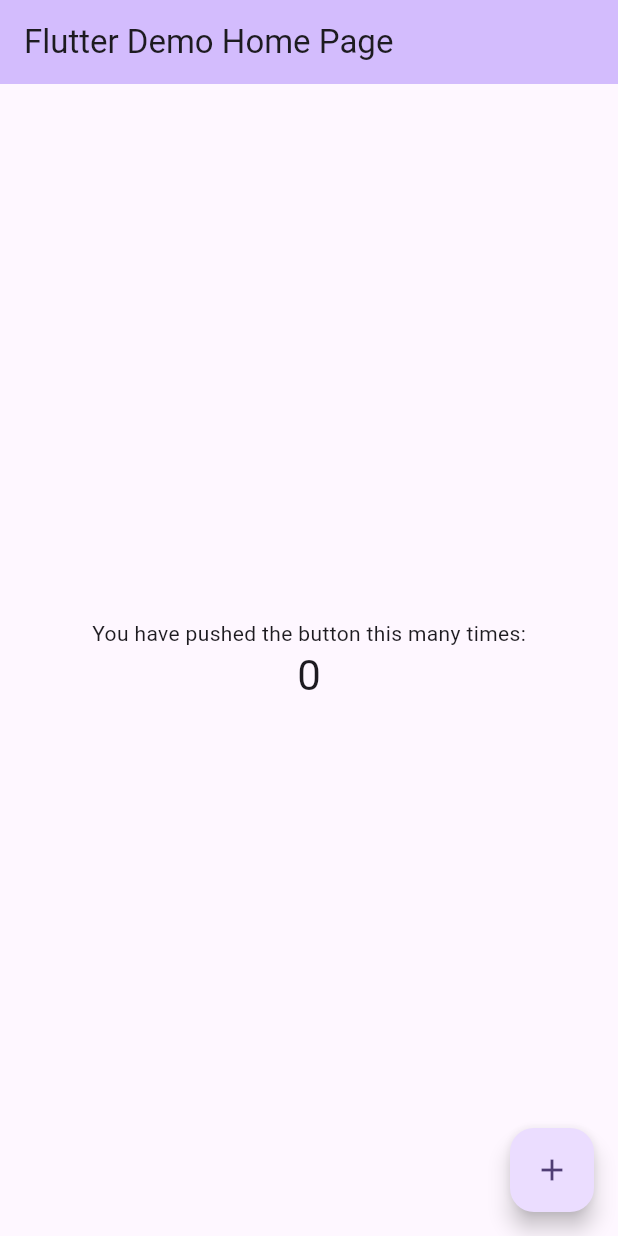
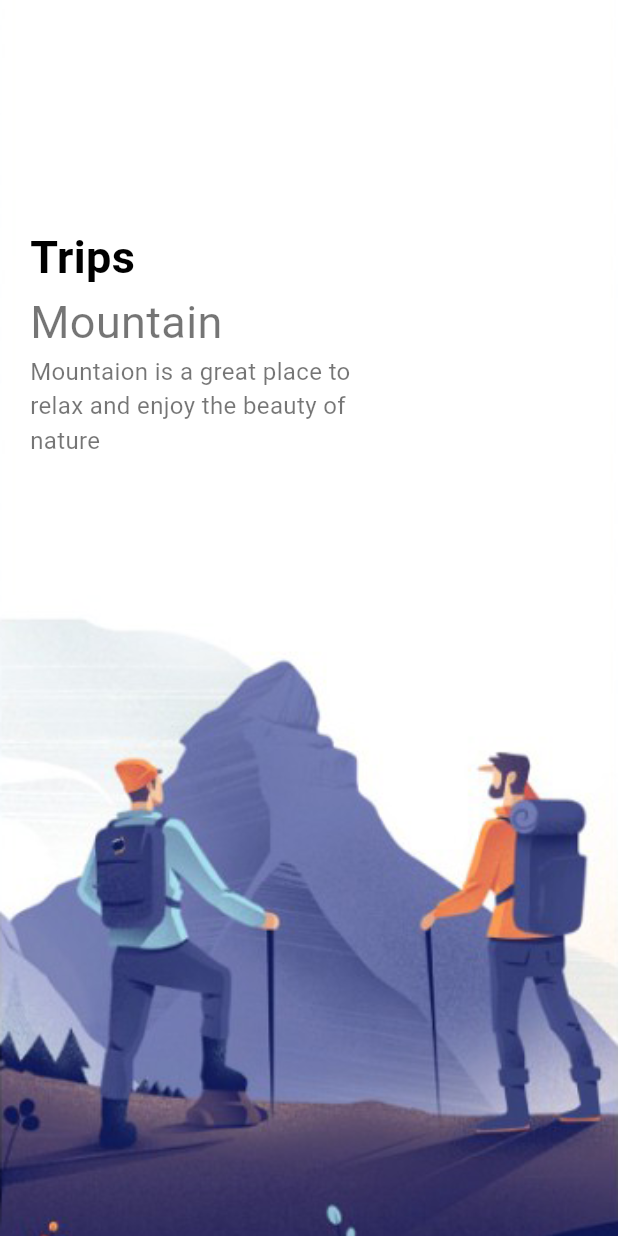
Before and after one commit to Yash-Gupta001/travel_app, a Flutter app: the screen it shows after launch, on a phone screen of 412 x 824 dp. Run offline on Flutter 3.47's test engine with Material 3 defaults, Android fonts, the phone set to English and light mode, and no system bars.

Commit message:
Assets and custom text added

```diff
--- a/lib/home.dart
+++ /dev/null
@@ -1,49 +0,0 @@
-import 'package:flutter/material.dart';
-
-class MyHomePage extends StatefulWidget {
-  const MyHomePage({super.key, required this.title});
-
-  final String title;
-
-  @override
-  State<MyHomePage> createState() => _MyHomePageState();
-}
-
-class _MyHomePageState extends State<MyHomePage> {
-  int _counter = 0;
-
-  void _incrementCounter() {
-    setState(() {
-      _counter++;
-    });
-  }
-
-  @override
-  Widget build(BuildContext context) {
-    return Scaffold(
-      appBar: AppBar(
-        backgroundColor: Theme.of(context).colorScheme.inversePrimary,
-        title: Text(widget.title),
-      ),
-      body: Center(
-        child: Column(
-          mainAxisAlignment: MainAxisAlignment.center,
-          children: <Widget>[
-            const Text(
-              'You have pushed the button this many times:',
-            ),
-            Text(
-              '$_counter',
-              style: Theme.of(context).textTheme.headlineMedium,
-            ),
-          ],
-        ),
-      ),
-      floatingActionButton: FloatingActionButton(
-        onPressed: _incrementCounter,
-        tooltip: 'Increment',
-        child: const Icon(Icons.add),
-      ),
-    );
-  }
-}
--- a/lib/main.dart
+++ b/lib/main.dart
@@ -1,5 +1,5 @@
 import 'package:flutter/material.dart';
-import 'package:travel_app/home.dart';
+import 'package:travel_app/pages/welcome_page.dart';
 
 void main() {
   runApp(const MyApp());
@@ -12,12 +12,11 @@ class MyApp extends StatelessWidget {
   Widget build(BuildContext context) {
     return MaterialApp(
       title: 'Flutter Demo',
+      debugShowCheckedModeBanner: false,
       theme: ThemeData(
-
-        colorScheme: ColorScheme.fromSeed(seedColor: Colors.deepPurple),
-        useMaterial3: true,
+        primarySwatch: Colors.blue
       ),
-      home: const MyHomePage(title: 'Flutter Demo Home Page'),
+      home: WelcomePage(),
     );
   }
 }
--- /dev/null
+++ b/lib/pages/welcome_page.dart
@@ -0,0 +1,73 @@
+import 'package:flutter/material.dart';
+import 'package:travel_app/widgets/app_large_text.dart';
+import 'package:travel_app/widgets/app_text.dart';
+
+class WelcomePage extends StatefulWidget {
+  const WelcomePage({super.key});
+
+  @override
+  State<WelcomePage> createState() => _WelcomePageState();
+}
+
+class _WelcomePageState extends State<WelcomePage> {
+  List images = [
+    "welcome-one.png",
+    'welcome-two.png',
+    'welcome-three.png'
+    ];
+  @override
+  Widget build(BuildContext context) {
+    return Scaffold(
+      body: PageView.builder(
+          scrollDirection: Axis.vertical,
+          itemCount: images.length,
+          itemBuilder: (_, index) {
+            return Container(
+              height: double.maxFinite,
+              width: double.maxFinite,
+              decoration: BoxDecoration(
+                image:
+                    DecorationImage(
+                      image:
+                      AssetImage(
+                        "assets/img/" + images[index]
+                      ),
+                      fit: BoxFit.cover
+                      ),
+              ),
+              child: Container(
+                margin: const EdgeInsets.only(top: 150, left: 20, right: 20),
+                child: Row(
+                  children: [
+                    Column(
+                      crossAxisAlignment: CrossAxisAlignment.start,
+                      children: [
+
+                        AppLargeText(
+                          text: 'Trips',
+                        ),
+
+                        AppText(text: 'Mountain',
+                        size: 30,),
+
+                        Container(
+                          width: 250,
+                          child: AppText(
+                            text: 'Mountaion is a great place to relax and enjoy the beauty of nature',
+                            // color: AppColors.,
+                          ),
+                        ),
+
+
+
+
+                      ],
+                    )
+                  ]
+                ),
+              ),
+            );
+          }),
+    );
+  }
+}
--- /dev/null
+++ b/lib/widgets/app_large_text.dart
@@ -0,0 +1,26 @@
+import 'package:flutter/material.dart';
+
+class AppLargeText extends StatelessWidget {
+  double size;
+  final String text;
+  final Color color;
+
+  AppLargeText({Key? key,
+  this.size = 30,
+  required this.text,
+  this.color = Colors.black,
+  }) : super(key: key);
+
+  @override
+  Widget build(BuildContext context) {
+    return Text(
+      text,
+      style: TextStyle(
+        fontSize: size,
+        color: color,
+        fontWeight: FontWeight.bold,
+
+      ),
+    );
+  }
+}
--- /dev/null
+++ b/lib/widgets/app_text.dart
@@ -0,0 +1,24 @@
+import 'package:flutter/material.dart';
+
+class AppText extends StatelessWidget {
+  double size;
+  final String text;
+  final Color color;
+
+  AppText({Key? key,
+  this.size = 16,
+  required this.text,
+  this.color = Colors.black54
+  }) : super(key: key);
+
+  @override
+  Widget build(BuildContext context) {
+    return Text(
+      text,
+      style: TextStyle(
+        fontSize: size,
+        color: color,
+      ),
+    );
+  }
+}
```
Also changed, not shown: pubspec.yaml (+24 -14 lines), assets/icon/icon.png (added), assets/img/balloning.png (added), assets/img/button-one.png (added), assets/img/hiking.png (added), assets/img/kayaking.png (added), assets/img/man.png (added), assets/img/mountain.jpeg (added), assets/img/snorkling.png (added), assets/img/welcome-one.png (added), assets/img/welcome-three.png (added), assets/img/welcome-two.png (added), pubspec.lock, 48 other files.
